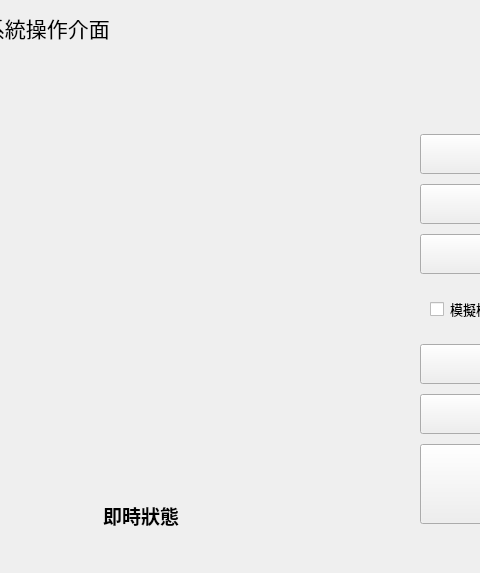
Qt form src/process/scripts/user_interface.ui (FIREoo/TM_Robot_Can_Help_Contest) before a commit; both pictures show x 150 to 630 and y 147 to 720 of the 1280 by 720 pixel window.
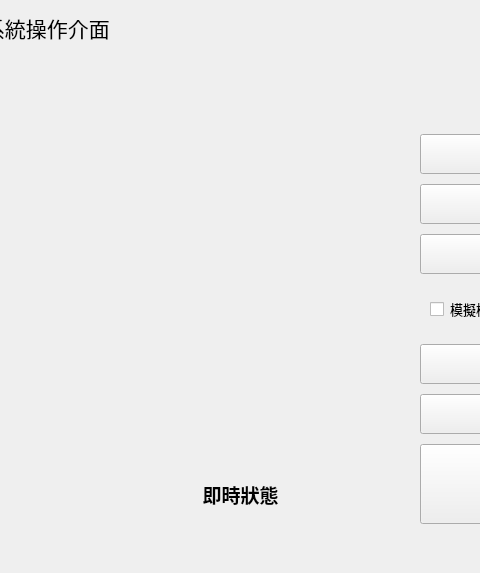
The same form after that commit. Icons and pictures are not drawn.

Patch:
```diff
--- a/src/process/scripts/user_interface.ui
+++ b/src/process/scripts/user_interface.ui
@@ -76,10 +76,10 @@
             <widget class="QWidget" name="verticalLayoutWidget_2">
                 <property name="geometry">
                     <rect>
-                        <x>50</x>
-                        <y>280</y>
-                        <width>482</width>
-                        <height>397</height>
+      <x>240</x>
+      <y>220</y>
+      <width>301</width>
+      <height>437</height>
                     </rect>
                 </property>
                 <layout class="QVBoxLayout" name="realImageLayout">
```
Left out of the diff: 16 changed lines with no effect on the pictures. Lines whose indentation alone changed are shown as unchanged.
